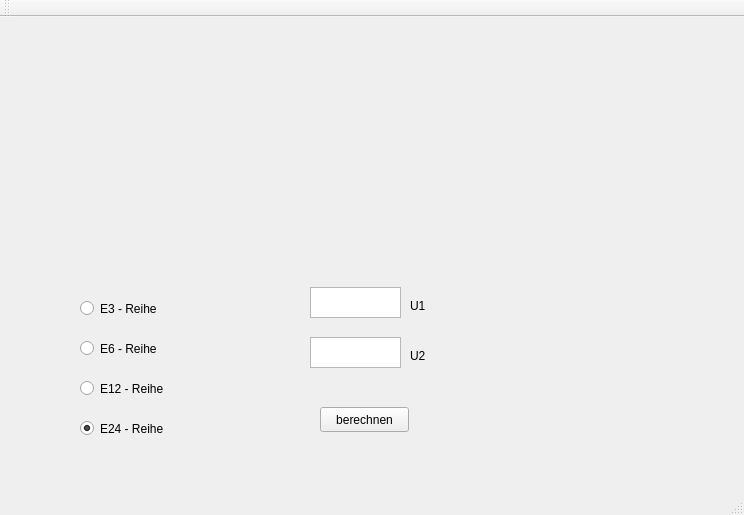
Above: MainWindow.ui from SamSchuler/SpannungsteilerPMSwEng before the change. Below: the same form after it.
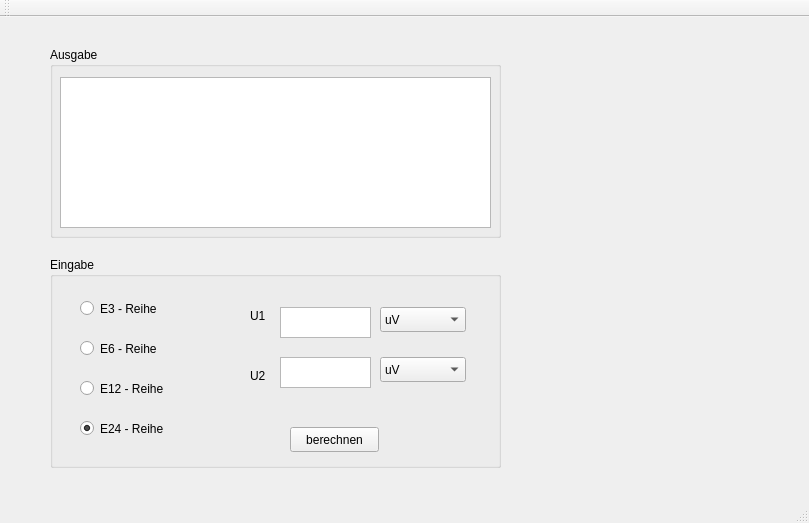
That is the form after the change. Icons and pictures are not drawn.

Commit message: Erster Entwurf GUI

What changed in the file:
```diff
--- a/MainWindow.ui
+++ b/MainWindow.ui
@@ -6,8 +6,8 @@
    <rect>
     <x>0</x>
     <y>0</y>
-    <width>744</width>
-    <height>515</height>
+    <width>809</width>
+    <height>523</height>
    </rect>
   </property>
   <property name="windowTitle">
@@ -17,8 +17,8 @@
    <widget class="QPushButton" name="pushButton_calculate">
     <property name="geometry">
      <rect>
-      <x>320</x>
-      <y>390</y>
+      <x>290</x>
+      <y>410</y>
       <width>89</width>
       <height>25</height>
      </rect>
@@ -91,8 +91,8 @@
    <widget class="QTextEdit" name="textEditU1">
     <property name="geometry">
      <rect>
-      <x>310</x>
-      <y>270</y>
+      <x>280</x>
+      <y>290</y>
       <width>91</width>
       <height>31</height>
      </rect>
@@ -101,45 +101,19 @@
    <widget class="QTextEdit" name="textEditU2">
     <property name="geometry">
      <rect>
-      <x>310</x>
-      <y>320</y>
+      <x>280</x>
+      <y>340</y>
       <width>91</width>
       <height>31</height>
      </rect>
     </property>
    </widget>
-   <widget class="QLabel" name="labelU1">
-    <property name="geometry">
-     <rect>
-      <x>410</x>
-      <y>280</y>
-      <width>67</width>
-      <height>17</height>
-     </rect>
-    </property>
-    <property name="text">
-     <string>U1</string>
-    </property>
-   </widget>
-   <widget class="QLabel" name="labelU2">
-    <property name="geometry">
-     <rect>
-      <x>410</x>
-      <y>330</y>
-      <width>67</width>
-      <height>17</height>
-     </rect>
-    </property>
-    <property name="text">
-     <string>U2</string>
-    </property>
-   </widget>
    <widget class="QLabel" name="label_picture">
     <property name="geometry">
      <rect>
-      <x>520</x>
-      <y>80</y>
-      <width>181</width>
+      <x>580</x>
+      <y>90</y>
+      <width>171</width>
       <height>331</height>
      </rect>
     </property>
@@ -162,6 +136,141 @@
      <bool>true</bool>
     </property>
    </widget>
+   <widget class="QComboBox" name="comboBox">
+    <property name="geometry">
+     <rect>
+      <x>380</x>
+      <y>290</y>
+      <width>86</width>
+      <height>25</height>
+     </rect>
+    </property>
+    <item>
+     <property name="text">
+      <string>uV</string>
+     </property>
+    </item>
+    <item>
+     <property name="text">
+      <string>mV</string>
+     </property>
+    </item>
+    <item>
+     <property name="text">
+      <string>V</string>
+     </property>
+    </item>
+    <item>
+     <property name="text">
+      <string>kV</string>
+     </property>
+    </item>
+   </widget>
+   <widget class="QComboBox" name="comboBox_2">
+    <property name="geometry">
+     <rect>
+      <x>380</x>
+      <y>340</y>
+      <width>86</width>
+      <height>25</height>
+     </rect>
+    </property>
+    <item>
+     <property name="text">
+      <string>uV</string>
+     </property>
+    </item>
+    <item>
+     <property name="text">
+      <string>mV</string>
+     </property>
+    </item>
+    <item>
+     <property name="text">
+      <string>V</string>
+     </property>
+    </item>
+    <item>
+     <property name="text">
+      <string>kV</string>
+     </property>
+    </item>
+   </widget>
+   <widget class="QGroupBox" name="groupBoxEingabe">
+    <property name="geometry">
+     <rect>
+      <x>50</x>
+      <y>240</y>
+      <width>451</width>
+      <height>211</height>
+     </rect>
+    </property>
+    <property name="title">
+     <string>Eingabe</string>
+    </property>
+    <widget class="QLabel" name="labelU1">
+     <property name="geometry">
+      <rect>
+       <x>200</x>
+       <y>50</y>
+       <width>21</width>
+       <height>17</height>
+      </rect>
+     </property>
+     <property name="text">
+      <string>U1</string>
+     </property>
+    </widget>
+    <widget class="QLabel" name="labelU2">
+     <property name="geometry">
+      <rect>
+       <x>200</x>
+       <y>110</y>
+       <width>21</width>
+       <height>17</height>
+      </rect>
+     </property>
+     <property name="text">
+      <string>U2</string>
+     </property>
+    </widget>
+   </widget>
+   <widget class="QPlainTextEdit" name="plainTextEditAusgabe">
+    <property name="geometry">
+     <rect>
+      <x>60</x>
+      <y>60</y>
+      <width>431</width>
+      <height>151</height>
+     </rect>
+    </property>
+   </widget>
+   <widget class="QGroupBox" name="groupBoxAusgabe">
+    <property name="geometry">
+     <rect>
+      <x>50</x>
+      <y>30</y>
+      <width>451</width>
+      <height>191</height>
+     </rect>
+    </property>
+    <property name="title">
+     <string>Ausgabe</string>
+    </property>
+   </widget>
+   <zorder>groupBoxEingabe</zorder>
+   <zorder>groupBoxAusgabe</zorder>
+   <zorder>pushButton_calculate</zorder>
+   <zorder>radioButtonE3</zorder>
+   <zorder>radioButtonE6</zorder>
+   <zorder>radioButtonE12</zorder>
+   <zorder>radioButtonE24</zorder>
+   <zorder>textEditU1</zorder>
+   <zorder>textEditU2</zorder>
+   <zorder>label_picture</zorder>
+   <zorder>comboBox</zorder>
+   <zorder>comboBox_2</zorder>
+   <zorder>plainTextEditAusgabe</zorder>
   </widget>
   <widget class="QMenuBar" name="menuBar">
    <property name="geometry">
```
Left out of the diff: 2 changed lines with no effect on the pictures. The commit also changes 1 other file.
